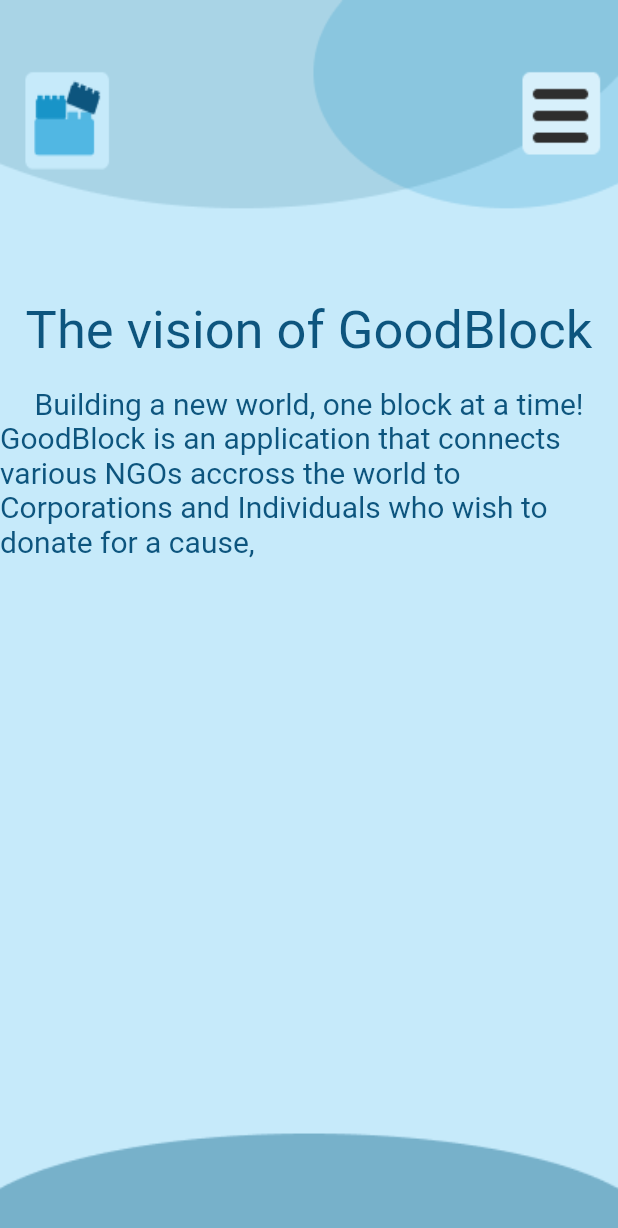
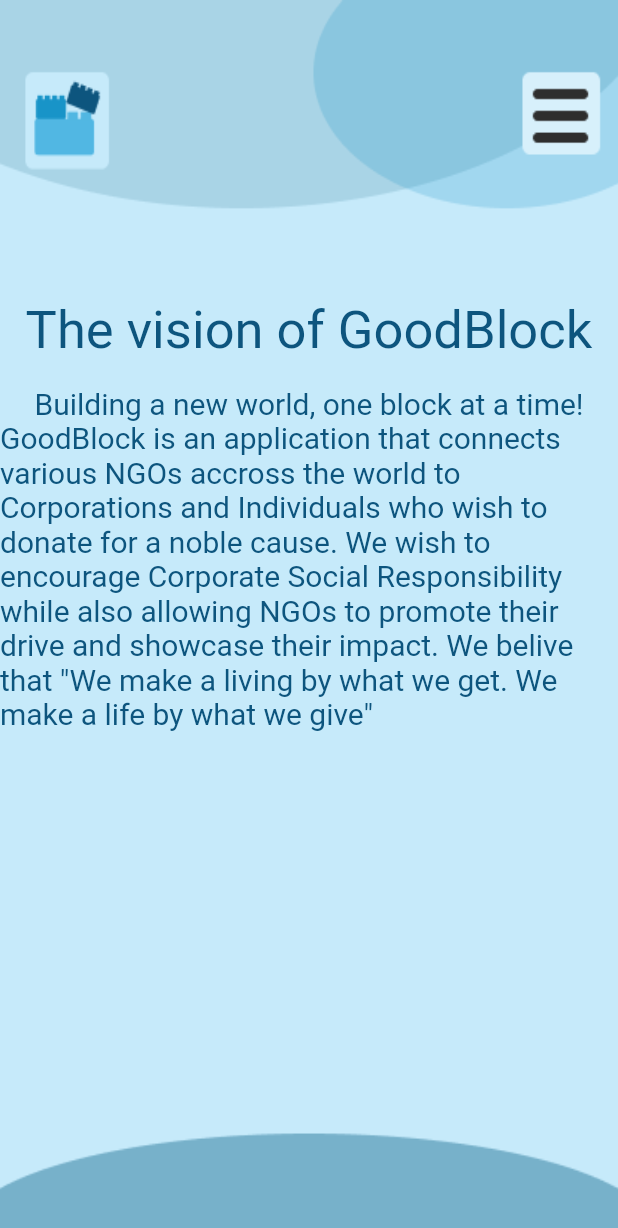
Before and after one commit to Mehak-4545/CSN-254-GoodBlock, a Flutter app: the AuthPage_aboutus screen opened directly, on a phone screen of 412 x 824 dp. Shown: the top 1228 px of the screen. Run offline on Flutter 3.47's test engine with Material 2 defaults, Android fonts, the phone set to English and light mode, and no system bars; our stand-ins replace google_fonts; missing offline and left inert: web3dart.

Commit message:
update about us

```diff
--- a/my_app/lib/about_us.dart
+++ b/my_app/lib/about_us.dart
@@ -90,7 +90,7 @@ class _AuthPage_aboutusState extends State<AuthPage_aboutus> {
 
                       ),
                       Text(
-                        'GoodBlock is an application that connects various NGOs accross the world to  Corporations and Individuals who wish to donate for a cause,  ',
+                        'GoodBlock is an application that connects various NGOs accross the world to Corporations and Individuals who wish to donate for a noble cause. We wish to encourage Corporate Social Responsibility while also allowing NGOs to promote their drive and showcase their impact. We belive that "We make a living by what we get. We make a life by what we give" ',
                         style:
                             TextStyle(fontSize: 20, color: Color(0xff0d557e)),
 
```
